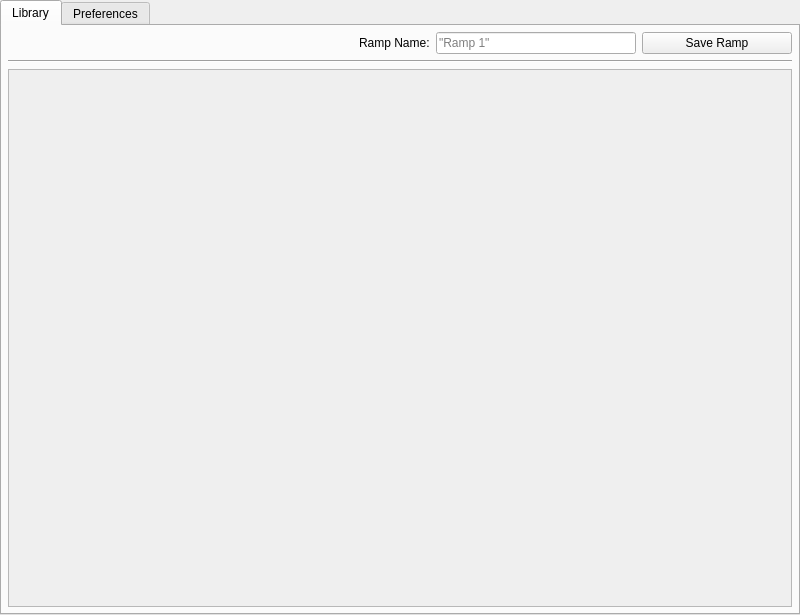
Old version of the form scripts/python/gradientManager/gradientManager.ui in the repository lukevanlukevan/LV-Tools.
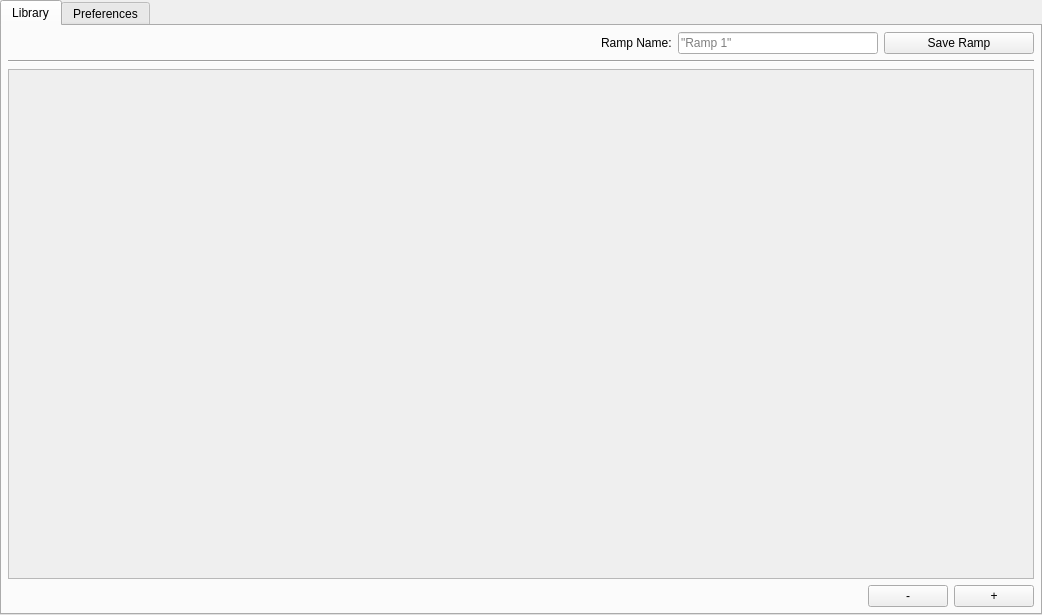
New version of the form.

Commit message: Added: Zoom buttons for Ramp Manager

What changed in the file:
```diff
--- a/scripts/python/gradientManager/gradientManager.ui
+++ b/scripts/python/gradientManager/gradientManager.ui
@@ -6,7 +6,7 @@
    <rect>
     <x>0</x>
     <y>0</y>
-    <width>800</width>
+    <width>1042</width>
     <height>615</height>
    </rect>
   </property>
@@ -69,6 +69,40 @@
           <property name="bottomMargin">
            <number>6</number>
           </property>
+          <item row="1" column="0">
+           <layout class="QGridLayout" name="gridLayout_6">
+            <property name="topMargin">
+             <number>0</number>
+            </property>
+            <item row="0" column="2">
+             <widget class="QPushButton" name="zoomIn">
+              <property name="text">
+               <string>+</string>
+              </property>
+             </widget>
+            </item>
+            <item row="0" column="0">
+             <spacer name="horizontalSpacer_2">
+              <property name="orientation">
+               <enum>Qt::Horizontal</enum>
+              </property>
+              <property name="sizeHint" stdset="0">
+               <size>
+                <width>40</width>
+                <height>20</height>
+               </size>
+              </property>
+             </spacer>
+            </item>
+            <item row="0" column="1">
+             <widget class="QPushButton" name="zoomOut">
+              <property name="text">
+               <string>-</string>
+              </property>
+             </widget>
+            </item>
+           </layout>
+          </item>
           <item row="0" column="0">
            <layout class="QGridLayout" name="gridLayout_5">
             <property name="topMargin">
@@ -174,8 +208,8 @@
                 <rect>
                  <x>0</x>
                  <y>0</y>
-                 <width>776</width>
-                 <height>531</height>
+                 <width>1018</width>
+                 <height>500</height>
                 </rect>
                </property>
                <property name="sizePolicy">
```
The commit also changes 3 other files.
